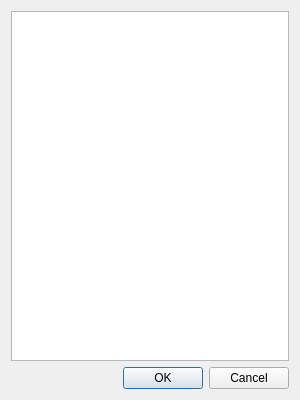
Before: the Qt Designer form settings.ui in ymtlab/simple_partslist_editor, drawn with Qt 5.
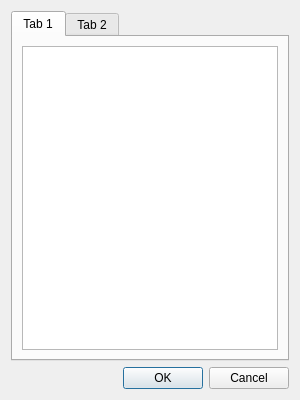
After: the same form once the commit is applied.

```diff
--- a/settings.ui
+++ b/settings.ui
@@ -15,10 +15,26 @@
   </property>
   <layout class="QVBoxLayout" name="verticalLayout">
    <item>
+    <widget class="QTabWidget" name="tabWidget">
+     <widget class="QWidget" name="tab">
+      <attribute name="title">
+       <string>Tab 1</string>
+      </attribute>
+      <layout class="QVBoxLayout" name="verticalLayout_2">
+       <item>
     <widget class="QListView" name="listView">
      <property name="alternatingRowColors">
       <bool>true</bool>
      </property>
+        </widget>
+       </item>
+      </layout>
+     </widget>
+     <widget class="QWidget" name="tab_2">
+      <attribute name="title">
+       <string>Tab 2</string>
+      </attribute>
+     </widget>
     </widget>
    </item>
    <item>
```
Lines whose indentation alone changed are shown as unchanged.
